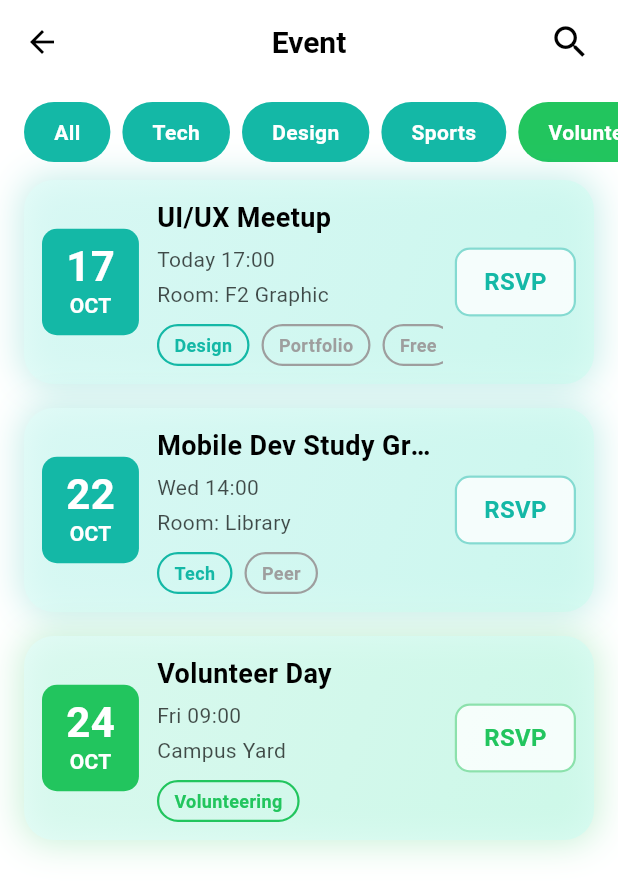
After one commit to essor1234/campussync, a Flutter app: the EventScreen screen opened directly, on a phone screen of 412 x 824 dp. The commit adds this screen. Shown: the top 895 px of the screen. Run offline on Flutter 3.47's test engine with Material 3 defaults, Android fonts, the phone set to English and light mode, and no system bars; our stand-ins replace sqflite; accounts and stored records are empty.

Commit message:
Setup UI build and event_provider

```diff
--- a/lib/main.dart
+++ b/lib/main.dart
@@ -2,6 +2,8 @@ import 'package:flutter/material.dart';
 import 'package:provider/provider.dart';
 import 'providers/user_provider.dart';
 import 'utils/routes.dart';
+import 'providers/event_provider.dart'; // ✅ Add this
+import 'screens/event/events_screen.dart';
 
 void main() async {
   WidgetsFlutterBinding.ensureInitialized();
@@ -16,6 +18,7 @@ class MyApp extends StatelessWidget {
     return MultiProvider(
       providers: [
         ChangeNotifierProvider(create: (_) => UserProvider()),
+        ChangeNotifierProvider(create: (_) => EventProvider()),
         // Add other providers (ScheduleProvider, EventProvider...) later
       ],
       child: MaterialApp(
@@ -28,6 +31,7 @@ class MyApp extends StatelessWidget {
             border: OutlineInputBorder(),
           ),
         ),
+        home: const EventScreen(),
         initialRoute: Routes.login,
         onGenerateRoute: Routes.generateRoute,
       ),
--- a/lib/models/schedule.dart
+++ b/lib/models/schedule.dart
@@ -1,13 +1,13 @@
 class Schedule {
   final String id;
-  final String userid;
+  final String userId;
   final String title;
   final String dateTime;
   final String? description;
 
   Schedule({
     required this.id,
-    required this.userid,
+    required this.userId,
     required this.title,
     required this.dateTime,
     this.description,
@@ -15,7 +15,7 @@ class Schedule {
 
   Map<String, dynamic> toMap() => {
     'id': id,
-    'userid': userid,
+    'userId': userId,
     'title': title,
     'dateTime': dateTime,
     'description': description,
@@ -23,7 +23,7 @@ class Schedule {
 
   factory Schedule.fromMap(Map<String, dynamic> map) => Schedule(
     id: map['id'],
-    userid: map['userid'],
+    userId: map['userId'],
     title: map['title'],
     dateTime: map['dateTime'],
     description: map['description'],
--- a/lib/providers/event_provider.dart
+++ b/lib/providers/event_provider.dart
@@ -0,0 +1,39 @@
+import 'package:flutter/material.dart';
+import 'package:uuid/uuid.dart';
+import '../models/event.dart';
+import '../services/database_service.dart';
+
+class EventProvider extends ChangeNotifier {
+  final DatabaseService _dbService = DatabaseService();
+  List<Event> _events = [];
+  List<Event> get events => _events;
+
+  /// ------------------ FETCH ALL ------------------
+  Future<void> fetchEvents() async {
+    final db = await _dbService.database;
+    final result = await db.query('events');
+    _events = result.map((row) => Event.fromMap(row)).toList();
+    notifyListeners();
+  }
+
+  /// ------------------ ADD ------------------
+  Future<void> addEvent(
+    String title,
+    String dateTime,
+    String description,
+    String attendees,
+  ) async {
+    final db = await _dbService.database;
+    final newEvent = Event(
+      id: const Uuid().v4(),
+      title: title,
+      dateTime: dateTime,
+      description: description,
+      attendees: attendees,
+    );
+
+    await db.insert('events', newEvent.toMap());
+    _events.add(newEvent);
+    notifyListeners();
+  }
+}
--- a/lib/providers/schedule_provider.dart
+++ b/lib/providers/schedule_provider.dart
@@ -0,0 +1,39 @@
+import 'package:flutter/material.dart';
+import 'package:uuid/uuid.dart';
+import '../models/schedule.dart';
+import '../services/database_service.dart';
+
+class ScheduleProvider extends ChangeNotifier {
+  final DatabaseService _dbService = DatabaseService();
+  List<Schedule> _schedules = [];
+  List<Schedule> get schedules => _schedules;
+
+  /// ------------------ FETCH ALL ------------------
+  Future<void> fetchSchedules() async {
+    final db = await _dbService.database;
+    final result = await db.query('schedules');
+    _schedules = result.map((row) => Schedule.fromMap(row)).toList();
+    notifyListeners();
+  }
+
+  /// ------------------ ADD ------------------
+  Future<void> addSchedule(
+    String userId,
+    String title,
+    String dateTime,
+    String description,
+  ) async {
+    final db = await _dbService.database;
+    final newSchedule = Schedule(
+      id: const Uuid().v4(),
+      userId: userId,
+      title: title,
+      dateTime: dateTime,
+      description: description,
+    );
+
+    await db.insert('schedules', newSchedule.toMap());
+    _schedules.add(newSchedule);
+    notifyListeners();
+  }
+}
--- /dev/null
+++ b/lib/screens/event/custom_filter_chip.dart
@@ -0,0 +1,37 @@
+import 'package:flutter/material.dart';
+
+class CustomFilterChip extends StatelessWidget {
+  final String label;
+  final Color color;
+  final VoidCallback onTap;
+
+  const CustomFilterChip({
+    super.key,
+    required this.label,
+    required this.color,
+    required this.onTap,
+  });
+
+  @override
+  Widget build(BuildContext context) {
+    return GestureDetector(
+      onTap: onTap,
+      child: Container(
+        margin: const EdgeInsets.only(right: 8),
+        padding: const EdgeInsets.symmetric(horizontal: 20, vertical: 10),
+        decoration: BoxDecoration(
+          color: color,
+          borderRadius: BorderRadius.circular(20),
+        ),
+        child: Text(
+          label,
+          style: const TextStyle(
+            color: Colors.white,
+            fontWeight: FontWeight.bold,
+            fontSize: 14,
+          ),
+        ),
+      ),
+    );
+  }
+}
--- /dev/null
+++ b/lib/screens/event/event_card.dart
@@ -0,0 +1,161 @@
+import 'package:flutter/material.dart';
+import 'event_tag.dart';
+
+class EventCard extends StatelessWidget {
+  final String date;
+  final String month;
+  final String title;
+  final String time;
+  final String location;
+  final List<EventTag> tags;
+  final Color dateBoxColor;
+  final Color rsvpButtonColor;
+  final Gradient gradient;
+  final VoidCallback onRsvpTap;
+
+  const EventCard({
+    super.key,
+    required this.date,
+    required this.month,
+    required this.title,
+    required this.time,
+    required this.location,
+    required this.tags,
+    required this.dateBoxColor,
+    required this.rsvpButtonColor,
+    required this.gradient,
+    required this.onRsvpTap,
+  });
+
+  @override
+  Widget build(BuildContext context) {
+    return Container(
+      padding: const EdgeInsets.all(12),
+      decoration: BoxDecoration(
+        borderRadius: BorderRadius.circular(20),
+        gradient: gradient,
+        // The "glow" effect, using the event's specific color
+        boxShadow: [
+          BoxShadow(
+            color: dateBoxColor.withOpacity(0.25),
+            blurRadius: 20,
+            spreadRadius: 2,
+            offset: const Offset(0, 0),
+          ),
+        ],
+      ),
+      child: Row(
+        children: [
+          _buildDateBox(),
+          const SizedBox(width: 12),
+          _buildDetails(),
+          const SizedBox(width: 8),
+          _buildRsvpButton(),
+        ],
+      ),
+    );
+  }
+
+  /// Left side: The date box
+  Widget _buildDateBox() {
+    return Container(
+      padding: const EdgeInsets.symmetric(horizontal: 16, vertical: 10),
+      decoration: BoxDecoration(
+        color: dateBoxColor,
+        borderRadius: BorderRadius.circular(10),
+      ),
+      child: Column(
+        mainAxisAlignment: MainAxisAlignment.center,
+        children: [
+          Text(
+            date,
+            style: const TextStyle(
+              color: Colors.white,
+              fontSize: 28,
+              fontWeight: FontWeight.bold,
+              height: 1.1,
+            ),
+          ),
+          Text(
+            month,
+            style: const TextStyle(
+              color: Colors.white,
+              fontSize: 14,
+              fontWeight: FontWeight.w600,
+            ),
+          ),
+        ],
+      ),
+    );
+  }
+
+  /// Middle: Event title, time, location, and tags
+  Widget _buildDetails() {
+    return Expanded(
+      child: Column(
+        crossAxisAlignment: CrossAxisAlignment.start,
+        mainAxisAlignment: MainAxisAlignment.spaceAround,
+        children: [
+          Text(
+            title,
+            style: const TextStyle(
+              color: Colors.black,
+              fontSize: 18,
+              fontWeight: FontWeight.bold,
+            ),
+            maxLines: 1,
+            overflow: TextOverflow.ellipsis,
+          ),
+          const SizedBox(height: 5),
+          Text(
+            time,
+            style: TextStyle(
+              color: Colors.black.withOpacity(0.7),
+              fontSize: 14,
+            ),
+          ),
+          const SizedBox(height: 3),
+          Text(
+            location,
+            style: TextStyle(
+              color: Colors.black.withOpacity(0.7),
+              fontSize: 14,
+            ),
+          ),
+          const SizedBox(height: 10),
+          SingleChildScrollView(
+            scrollDirection: Axis.horizontal,
+            child: Row(children: tags),
+          ),
+        ],
+      ),
+    );
+  }
+
+  /// Right side: The translucent RSVP button
+  Widget _buildRsvpButton() {
+    return GestureDetector(
+      onTap: onRsvpTap,
+      child: Container(
+        padding: const EdgeInsets.symmetric(horizontal: 18, vertical: 10),
+        decoration: BoxDecoration(
+          // "Frosted glass" effect
+          color: Colors.white.withOpacity(0.8),
+          borderRadius: BorderRadius.circular(10),
+          border: Border.all(
+            color: rsvpButtonColor.withOpacity(0.5),
+            width: 1.5,
+          ),
+        ),
+        child: Text(
+          'RSVP',
+          style: TextStyle(
+            color: rsvpButtonColor,
+            fontWeight: FontWeight.bold,
+            fontSize: 16,
+          ),
+        ),
+      ),
+    );
+  }
+}
--- /dev/null
+++ b/lib/screens/event/event_tag.dart
@@ -0,0 +1,28 @@
+import 'package:flutter/material.dart';
+
+class EventTag extends StatelessWidget {
+  final String label;
+  final Color color;
+
+  const EventTag({super.key, required this.label, required this.color});
+
+  @override
+  Widget build(BuildContext context) {
+    return Container(
+      margin: const EdgeInsets.only(right: 8),
+      padding: const EdgeInsets.symmetric(horizontal: 10, vertical: 4),
+      decoration: BoxDecoration(
+        borderRadius: BorderRadius.circular(15),
+        border: Border.all(color: color, width: 1.5),
+      ),
+      child: Text(
+        label,
+        style: TextStyle(
+          color: color,
+          fontWeight: FontWeight.w600,
+          fontSize: 12,
+        ),
+      ),
+    );
+  }
+}
--- /dev/null
+++ b/lib/screens/event/events_screen.dart
@@ -0,0 +1,178 @@
+import 'package:flutter/material.dart';
+import 'event_card.dart';
+import 'custom_filter_chip.dart';
+import 'event_tag.dart';
+
+// --- App-wide Color Constants ---
+
+const Color kColorTeal = Color(0xFF14B8A6);
+const Color kColorGreen = Color(0xFF22C55E);
+const Color kColorTagNeutral = Color(0xFF9E9E9E);
+
+// --- Gradient for Cards ---
+
+final kCardGradient = LinearGradient(
+  colors: [
+    const Color(0xFFE0FCF8).withOpacity(0.7),
+    const Color(0xFFCFFBF0).withOpacity(0.7),
+  ],
+  begin: Alignment.topLeft,
+  end: Alignment.bottomRight,
+);
+
+class EventScreen extends StatefulWidget {
+  const EventScreen({super.key});
+
+  @override
+  State<EventScreen> createState() => _EventScreenState();
+}
+
+class _EventScreenState extends State<EventScreen> {
+  // This state is for handling tap actions, even if the UI doesn't change
+  String _selectedFilter = 'All';
+
+  void _onFilterTap(String filter) {
+    setState(() {
+      _selectedFilter = filter;
+    });
+    // Matching action: Print to console on tap
+    print('Selected filter: $filter');
+  }
+
+  @override
+  Widget build(BuildContext context) {
+    return Scaffold(
+      appBar: _buildAppBar(),
+      body: Column(children: [_buildFilterBar(), _buildEventList()]),
+    );
+  }
+
+  /// Builds the top AppBar
+  AppBar _buildAppBar() {
+    return AppBar(
+      backgroundColor: Colors.white,
+      elevation: 0,
+      leading: IconButton(
+        icon: const Icon(Icons.arrow_back, color: Colors.black),
+        onPressed: () {
+          // Matching action: Print to console on tap
+          print('Back button pressed');
+        },
+      ),
+      title: const Text(
+        'Event',
+        style: TextStyle(
+          color: Colors.black,
+          fontWeight: FontWeight.bold,
+          fontSize: 20,
+        ),
+      ),
+      centerTitle: true,
+      actions: [
+        IconButton(
+          icon: const Icon(Icons.search, color: Colors.black, size: 28),
+          onPressed: () {
+            // Matching action: Print to console on tap
+            print('Search button pressed');
+          },
+        ),
+        const SizedBox(width: 8), // Padding for the action icon
+      ],
+    );
+  }
+
+  /// Builds the horizontal filter chip list
+  Widget _buildFilterBar() {
+    return SingleChildScrollView(
+      scrollDirection: Axis.horizontal,
+      padding: const EdgeInsets.symmetric(horizontal: 16, vertical: 12),
+      child: Row(
+        children: [
+          CustomFilterChip(
+            label: 'All',
+            color: kColorTeal,
+            onTap: () => _onFilterTap('All'),
+          ),
+          CustomFilterChip(
+            label: 'Tech',
+            color: kColorTeal,
+            onTap: () => _onFilterTap('Tech'),
+          ),
+          CustomFilterChip(
+            label: 'Design',
+            color: kColorTeal,
+            onTap: () => _onFilterTap('Design'),
+          ),
+          CustomFilterChip(
+            label: 'Sports',
+            color: kColorTeal,
+            onTap: () => _onFilterTap('Sports'),
+          ),
+          CustomFilterChip(
+            label: 'Volunteering',
+            color: kColorGreen,
+            onTap: () => _onFilterTap('Volunteering'),
+          ),
+        ],
+      ),
+    );
+  }
+
+  /// Builds the main vertical list of event cards
+  Widget _buildEventList() {
+    return Expanded(
+      child: ListView(
+        padding: const EdgeInsets.symmetric(horizontal: 16),
+        children: [
+          EventCard(
+            date: '17',
+            month: 'OCT',
+            title: 'UI/UX Meetup',
+            time: 'Today 17:00',
+            location: 'Room: F2 Graphic',
+            tags: const [
+              EventTag(label: 'Design', color: kColorTeal),
+              EventTag(label: 'Portfolio', color: kColorTagNeutral),
+              EventTag(label: 'Free', color: kColorTagNeutral),
+            ],
+            dateBoxColor: kColorTeal,
+            rsvpButtonColor: kColorTeal,
+            gradient: kCardGradient,
+            onRsvpTap: () => print('RSVP for UI/UX Meetup'),
+          ),
+          const SizedBox(height: 16),
+          EventCard(
+            date: '22',
+            month: 'OCT',
+            title: 'Mobile Dev Study Group',
+            time: 'Wed 14:00',
+            location: 'Room: Library',
+            tags: const [
+              EventTag(label: 'Tech', color: kColorTeal),
+              EventTag(label: 'Peer', color: kColorTagNeutral),
+            ],
+            dateBoxColor: kColorTeal,
+            rsvpButtonColor: kColorTeal,
+            gradient: kCardGradient,
+            onRsvpTap: () => print('RSVP for Mobile Dev Study Group'),
+          ),
+          const SizedBox(height: 16),
+          EventCard(
+            date: '24',
+            month: 'OCT',
+            title: 'Volunteer Day',
+            time: 'Fri 09:00',
+            location: 'Campus Yard',
+            tags: const [EventTag(label: 'Volunteering', color: kColorGreen)],
+            // Note how the colors change based on the event type
+            dateBoxColor: kColorGreen,
+            rsvpButtonColor: kColorGreen,
+            gradient: kCardGradient,
+            onRsvpTap: () => print('RSVP for Volunteer Day'),
+          ),
+          const SizedBox(height: 16),
+        ],
+      ),
+    );
+  }
+}
--- a/lib/utils/routes.dart
+++ b/lib/utils/routes.dart
@@ -6,6 +6,7 @@ import '../screens/auth/register_screen.dart';
 class Routes {
   static const String login = '/login';
   static const String register = '/register';
+  static const String events = '/events';
 
   static Route<dynamic> generateRoute(RouteSettings settings) {
     switch (settings.name) {
```
Also changed, not shown: lib/screens/events_screen.dart (deleted), 1 other file.
